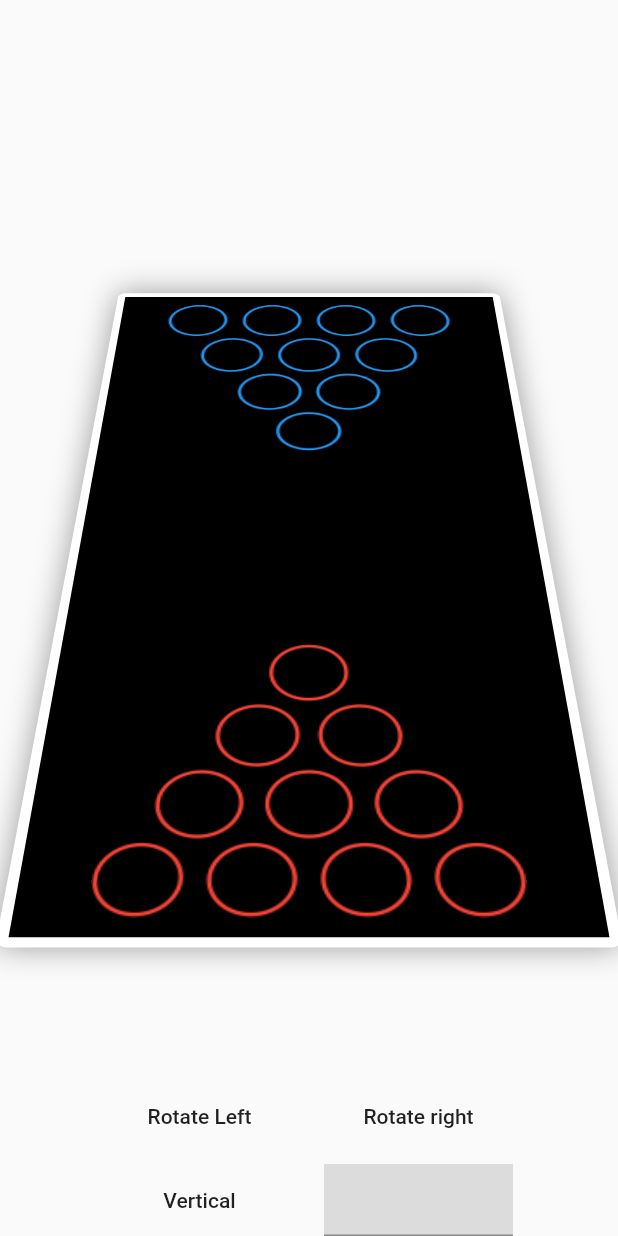
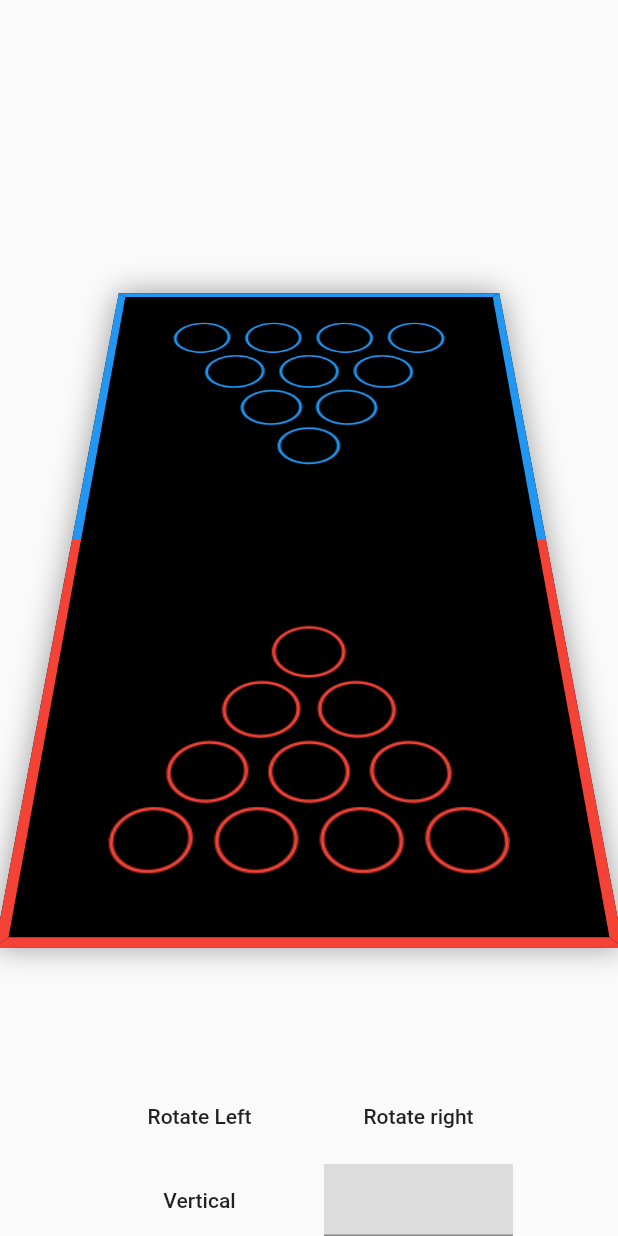
Before and after one commit to Nan0fm/bpong_table, a Flutter app: the screen it shows after launch, on a phone screen of 412 x 824 dp. Run offline on Flutter 3.47's test engine with Material 2 defaults, Android fonts, the phone set to English and light mode, and no system bars; our stand-ins replace flutter_colorpicker.

Commit message:
Added border for table

```diff
--- a/lib/screens/main/components/body.dart
+++ b/lib/screens/main/components/body.dart
@@ -106,45 +106,86 @@
           });
         },
         child: Container(
-          decoration: BoxDecoration(
-              color: Colors.black,
-              border: Border.all(color: Colors.white, width: 6),
-              borderRadius: BorderRadius.circular(6),
-              boxShadow: [
+          decoration: BoxDecoration(color: Colors.black, boxShadow: [
             BoxShadow(
                 color: Colors.black38,
                 offset: Offset(12 * y.sign, 12 * y.sign),
                 blurRadius: 12)
           ]),
           child: Column(
-            mainAxisAlignment: MainAxisAlignment.spaceBetween,
+            // mainAxisAlignment: MainAxisAlignment.spaceBetween,
             children: [
-              GestureDetector(
+              Expanded(
+                child: GestureDetector(
+                  onTap:(){
+                    chooseColor(2);
+                  },
+                  child: Container(
+                    width: double.infinity,
+                    decoration: BoxDecoration(
+                        border: Border(
+                          // top: BorderSide(color: Colors.black, width: 6),
+                          top:
+                              BorderSide(width: 6.0, color: currentShapeRedColor),
+                          left:
+                              BorderSide(width: 6.0, color: currentShapeRedColor),
+                          right:
+                              BorderSide(width: 6.0, color: currentShapeRedColor),
+                        ),
+                        // borderRadius: BorderRadius.circular(6),
+                        color: Colors.black),
+                    child: GestureDetector(
                       onTap: () {
                         chooseColor(0);
                       },
                       child: Padding(
-                  padding: const EdgeInsets.all(12.0),
-                  child: Image.asset(
+                        padding:   EdgeInsets.only(left : 44.0,right:44.0,top:10.0,bottom: 54),
+                        child : Image.asset(
                             "assets/images/circles_red_little.png",
                             fit: BoxFit.fitWidth,
                             color: currentTriangleRedColor,
                           ),
+
                       ),
                     ),
-              GestureDetector(
+                  ),
+                ),
+              ),
+              Expanded(
+                child: GestureDetector(
+                  onTap:(){
+                    chooseColor(3);
+                  },
+                  child: Container(
+                    width: double.infinity,
+                    decoration: BoxDecoration(
+                        border: Border(
+                          // top: BorderSide(color: Colors.black, width: 6),
+                          bottom:
+                              BorderSide(width: 6.0, color: currentShapeBlueColor),
+                          left:
+                              BorderSide(width: 6.0, color: currentShapeBlueColor),
+                          right:
+                              BorderSide(width: 6.0, color: currentShapeBlueColor),
+                        ),
+                        color: Colors.black),
+                    child: GestureDetector(
                       onTap: () {
                         chooseColor(1);
                       },
                       child: Padding(
-                  padding: const EdgeInsets.all(12.0),
-                  child: Image.asset(
+                        padding:   EdgeInsets.only(left : 44.0,right:44.0,bottom:10.0,top: 54),
+                        child : Image.asset(
                             "assets/images/circles_blue_little.png",
-                    fit: BoxFit.fitWidth,
+                            fit: BoxFit.contain,
                             color: currentTriangleBlueColor,
                           ),
+
                       ),
-              )
+                    ),
+                  ),
+                ),
+              ),
                ],
           ),
         ),
```
Lines whose indentation alone changed are shown as unchanged.
